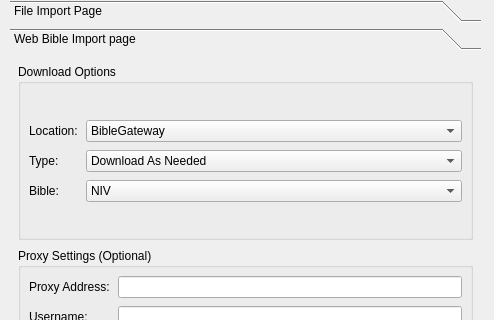
zonArt/openlp, file resources/forms/bibleimport.ui: the form before one commit; both pictures show x 0 to 494 and y 0 to 320 of the 494 by 725 pixel window.
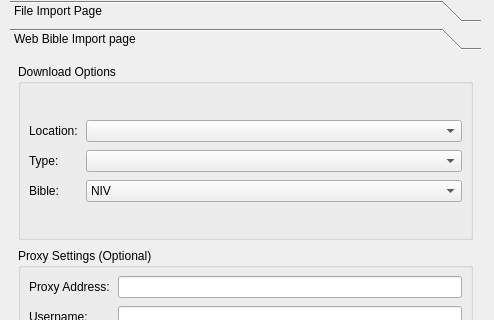
The form after the commit. The open tabs and pages were chosen to show the change. Icons and pictures are not drawn.

The edit to the form file:
```diff
--- a/resources/forms/bibleimport.ui
+++ b/resources/forms/bibleimport.ui
@@ -233,6 +233,11 @@
         </item>
         <item row="0" column="1" >
          <widget class="QComboBox" name="LocationComboBox" >
+          <item>
+           <property name="text" >
+            <string/>
+           </property>
+          </item>
           <item>
            <property name="text" >
             <string>BibleGateway</string>
@@ -254,6 +259,11 @@
         </item>
         <item row="1" column="1" >
          <widget class="QComboBox" name="TypeComboBox" >
+          <item>
+           <property name="text" >
+            <string/>
+           </property>
+          </item>
           <item>
            <property name="text" >
             <string>Download As Needed</string>
```
Left out of the diff: 6 changed lines with no effect on the pictures.
